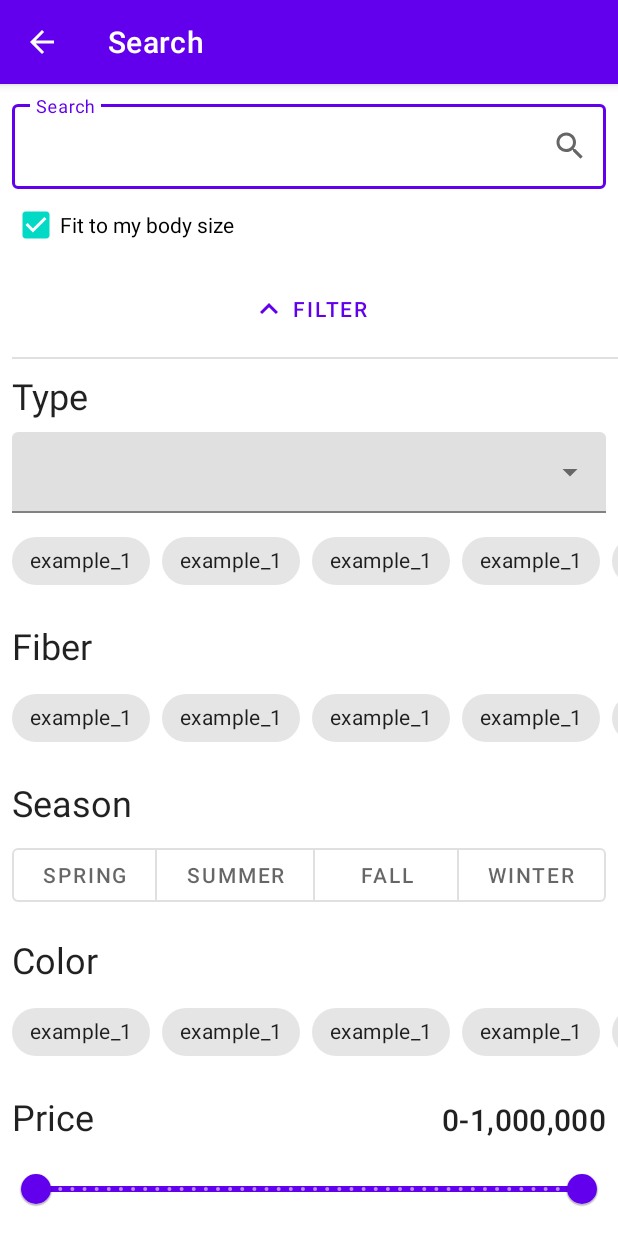
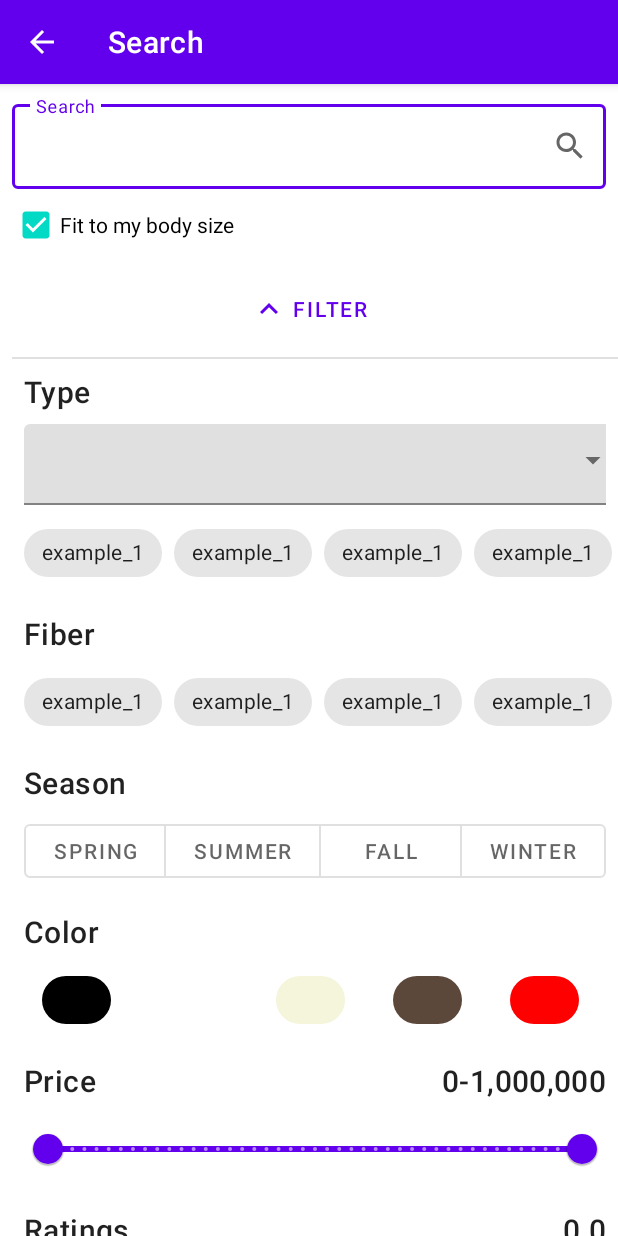
Before and after one commit to LeeSeungYun1020/Gets, an Android app: the FilterFragment screen opened directly, with no data from a screen before it, after a tap on "FILTER", on a phone screen of 412 x 824 dp. Run offline under Robolectric (Android 15) with nearby library versions, the phone set to English and light mode, and no system bars.

Commit message:
Add color chips

```diff
--- /dev/null
+++ b/android/app/src/main/res/layout/chip_group_colors.xml
@@ -0,0 +1,172 @@
+<?xml version="1.0" encoding="utf-8"?>
+<HorizontalScrollView xmlns:android="http://schemas.android.com/apk/res/android"
+    xmlns:app="http://schemas.android.com/apk/res-auto"
+    android:layout_width="match_parent"
+    android:layout_height="wrap_content"
+    android:scrollbars="none">
+
+    <com.google.android.material.chip.ChipGroup
+        android:id="@+id/chipGroup"
+        android:layout_width="wrap_content"
+        android:layout_height="wrap_content"
+        app:singleLine="true">
+
+        <!--            app:chipStrokeColor="#000"-->
+<!--            app:chipStrokeWidth="1dp"/>-->
+
+        <com.google.android.material.chip.Chip
+            android:id="@+id/chip_black"
+            style="@style/Widget.MaterialComponents.Chip.Choice"
+            android:layout_width="70dp"
+            android:layout_height="wrap_content"
+            android:backgroundTint="#000000"
+            android:checkable="true"
+            android:checked="false"
+            app:checkedIcon="@drawable/ic_baseline_check_24"
+            app:checkedIconVisible="true" />
+
+        <com.google.android.material.chip.Chip
+            android:id="@+id/chip_white"
+            style="@style/Widget.MaterialComponents.Chip.Choice"
+            android:layout_width="70dp"
+            android:layout_height="wrap_content"
+            android:backgroundTint="#FFFFFF"
+            android:checkable="true"
+            android:checked="false"
+            app:checkedIcon="@drawable/ic_baseline_check_24"
+            app:checkedIconVisible="true" />
+
+        <com.google.android.material.chip.Chip
+            android:id="@+id/chip_beige"
+            style="@style/Widget.MaterialComponents.Chip.Choice"
+            android:layout_width="70dp"
+            android:layout_height="wrap_content"
+            android:backgroundTint="#F5F5DC"
+            android:checkable="true"
+            android:checked="false"
+            app:checkedIcon="@drawable/ic_baseline_check_24"
+            app:checkedIconVisible="true" />
+
+        <com.google.android.material.chip.Chip
+            android:id="@+id/chip_brown"
+            style="@style/Widget.MaterialComponents.Chip.Choice"
+            android:layout_width="70dp"
+            android:layout_height="wrap_content"
+            android:backgroundTint="#5B483B"
+            android:checkable="true"
+            android:checked="false"
+            app:checkedIcon="@drawable/ic_baseline_check_24"
+            app:checkedIconVisible="true" />
+
+        <com.google.android.material.chip.Chip
+            android:id="@+id/chip_red"
+            style="@style/Widget.MaterialComponents.Chip.Choice"
+            android:layout_width="70dp"
+            android:layout_height="wrap_content"
+            android:backgroundTint="#FF0000"
+            android:checkable="true"
+            android:checked="false"
+            app:checkedIcon="@drawable/ic_baseline_check_24"
+            app:checkedIconVisible="true" />
+
+        <com.google.android.material.chip.Chip
+            android:id="@+id/chip_pink"
+            style="@style/Widget.MaterialComponents.Chip.Choice"
+            android:layout_width="70dp"
+            android:layout_height="wrap_content"
+            android:backgroundTint="#FFC0CB"
+            android:checkable="true"
+            android:checked="false"
+            app:checkedIcon="@drawable/ic_baseline_check_24"
+            app:checkedIconVisible="true" />
+
+        <com.google.android.material.chip.Chip
+            android:id="@+id/chip_orange"
+            style="@style/Widget.MaterialComponents.Chip.Choice"
+            android:layout_width="70dp"
+            android:layout_height="wrap_content"
+            android:backgroundTint="#FFA500"
+            android:checkable="true"
+            android:checked="false"
+            app:checkedIcon="@drawable/ic_baseline_check_24"
+            app:checkedIconVisible="true" />
+
+        <com.google.android.material.chip.Chip
+            android:id="@+id/chip_yellow"
+            style="@style/Widget.MaterialComponents.Chip.Choice"
+            android:layout_width="70dp"
+            android:layout_height="wrap_content"
+            android:backgroundTint="#FFFF00"
+            android:checkable="true"
+            android:checked="false"
+            app:checkedIcon="@drawable/ic_baseline_check_24"
+            app:checkedIconVisible="true" />
+
+        <com.google.android.material.chip.Chip
+            android:id="@+id/chip_mint"
+            style="@style/Widget.MaterialComponents.Chip.Choice"
+            android:layout_width="70dp"
+            android:layout_height="wrap_content"
+            android:backgroundTint="#7FFFD4"
+            android:checkable="true"
+            android:checked="false"
+            app:checkedIcon="@drawable/ic_baseline_check_24"
+            app:checkedIconVisible="true" />
+
+        <com.google.android.material.chip.Chip
+            android:id="@+id/chip_green"
+            style="@style/Widget.MaterialComponents.Chip.Choice"
+            android:layout_width="70dp"
+            android:layout_height="wrap_content"
+            android:backgroundTint="#008000"
+            android:checkable="true"
+            android:checked="false"
+            app:checkedIcon="@drawable/ic_baseline_check_24"
+            app:checkedIconVisible="true" />
+
+        <com.google.android.material.chip.Chip
+            android:id="@+id/chip_blue"
+            style="@style/Widget.MaterialComponents.Chip.Choice"
+            android:layout_width="70dp"
+            android:layout_height="wrap_content"
+            android:backgroundTint="#87CEEB"
+            android:checkable="true"
+            android:checked="false"
+            app:checkedIcon="@drawable/ic_baseline_check_24"
+            app:checkedIconVisible="true" />
+
+        <com.google.android.material.chip.Chip
+            android:id="@+id/chip_navy"
+            style="@style/Widget.MaterialComponents.Chip.Choice"
+            android:layout_width="70dp"
+            android:layout_height="wrap_content"
+            android:backgroundTint="#1a237e"
+            android:checkable="true"
+            android:checked="false"
+            app:checkedIcon="@drawable/ic_baseline_check_24"
+            app:checkedIconVisible="true" />
+
+        <com.google.android.material.chip.Chip
+            android:id="@+id/chip_lavender"
+            style="@style/Widget.MaterialComponents.Chip.Choice"
+            android:layout_width="70dp"
+            android:layout_height="wrap_content"
+            android:backgroundTint="#d1c4e9"
+            android:checkable="true"
+            android:checked="false"
+            app:checkedIcon="@drawable/ic_baseline_check_24"
+            app:checkedIconVisible="true" />
+
+        <com.google.android.material.chip.Chip
+            android:id="@+id/chip_burgundy"
+            style="@style/Widget.MaterialComponents.Chip.Choice"
+            android:layout_width="70dp"
+            android:layout_height="wrap_content"
+            android:backgroundTint="#800020"
+            android:checkable="true"
+            android:checked="false"
+            app:checkedIcon="@drawable/ic_baseline_check_24"
+            app:checkedIconVisible="true" />
+
+    </com.google.android.material.chip.ChipGroup>
+</HorizontalScrollView>
--- a/android/app/src/main/res/layout/search_filter.xml
+++ b/android/app/src/main/res/layout/search_filter.xml
@@ -17,9 +17,10 @@
         android:id="@+id/filter_type_label"
         android:layout_width="wrap_content"
         android:layout_height="wrap_content"
+        android:layout_marginLeft="8dp"
         android:layout_marginTop="8dp"
         android:text="@string/filter_label_type"
-        android:textAppearance="?attr/textAppearanceHeadline5"
+        android:textAppearance="?attr/textAppearanceHeadline6"
         app:layout_constraintStart_toStartOf="parent"
         app:layout_constraintTop_toBottomOf="@id/filter_divider" />
 
@@ -35,8 +36,9 @@
         app:layout_constraintTop_toBottomOf="@id/filter_type_label">
 
         <AutoCompleteTextView
-            android:layout_width="match_parent"
+            android:layout_width="403dp"
             android:layout_height="wrap_content"
+            android:layout_marginLeft="8dp"
             android:inputType="none" />
 
     </com.google.android.material.textfield.TextInputLayout>
@@ -46,6 +48,7 @@
         layout="@layout/chip_group_horizontal"
         android:layout_width="match_parent"
         android:layout_height="wrap_content"
+        android:layout_marginStart="8dp"
         android:layout_marginTop="8dp"
         app:layout_constraintEnd_toEndOf="parent"
         app:layout_constraintStart_toStartOf="parent"
@@ -55,9 +58,10 @@
         android:id="@+id/filter_fiber_label"
         android:layout_width="wrap_content"
         android:layout_height="wrap_content"
+        android:layout_marginLeft="8dp"
         android:layout_marginTop="16dp"
         android:text="@string/filter_label_fiber"
-        android:textAppearance="?attr/textAppearanceHeadline5"
+        android:textAppearance="?attr/textAppearanceHeadline6"
         app:layout_constraintStart_toStartOf="parent"
         app:layout_constraintTop_toBottomOf="@id/filter_type_chip_scroll_view" />
 
@@ -66,6 +70,7 @@
         layout="@layout/chip_group_horizontal"
         android:layout_width="match_parent"
         android:layout_height="wrap_content"
+        android:layout_marginStart="8dp"
         android:layout_marginTop="8dp"
         app:layout_constraintEnd_toEndOf="parent"
         app:layout_constraintStart_toStartOf="parent"
@@ -75,9 +80,10 @@
         android:id="@+id/filter_season_label"
         android:layout_width="wrap_content"
         android:layout_height="wrap_content"
+        android:layout_marginLeft="8dp"
         android:layout_marginTop="16dp"
         android:text="@string/filter_label_season"
-        android:textAppearance="?attr/textAppearanceHeadline5"
+        android:textAppearance="?attr/textAppearanceHeadline6"
         app:layout_constraintStart_toStartOf="parent"
         app:layout_constraintTop_toBottomOf="@id/filter_fiber_chip_scroll_view" />
 
@@ -87,6 +93,7 @@
         android:layout_height="wrap_content"
         android:layout_marginTop="8dp"
         android:layout_marginEnd="8dp"
+        android:layout_marginStart="8dp"
         app:layout_constraintEnd_toEndOf="parent"
         app:layout_constraintStart_toStartOf="parent"
         app:layout_constraintTop_toBottomOf="@id/filter_season_label">
@@ -128,18 +135,20 @@
         android:id="@+id/filter_color_label"
         android:layout_width="wrap_content"
         android:layout_height="wrap_content"
+        android:layout_marginLeft="8dp"
         android:layout_marginTop="16dp"
         android:text="@string/filter_label_color"
-        android:textAppearance="?attr/textAppearanceHeadline5"
+        android:textAppearance="?attr/textAppearanceHeadline6"
         app:layout_constraintStart_toStartOf="parent"
         app:layout_constraintTop_toBottomOf="@id/filter_season_button_group" />
 
     <include
         android:id="@+id/filter_color_chip_scroll_view"
-        layout="@layout/chip_group_horizontal"
+        layout="@layout/chip_group_colors"
         android:layout_width="match_parent"
         android:layout_height="wrap_content"
         android:layout_marginTop="8dp"
+        android:layout_marginStart="8dp"
         app:layout_constraintEnd_toEndOf="parent"
         app:layout_constraintStart_toStartOf="parent"
         app:layout_constraintTop_toBottomOf="@id/filter_color_label" />
@@ -148,9 +157,10 @@
         android:id="@+id/filter_price_label"
         android:layout_width="wrap_content"
         android:layout_height="wrap_content"
+        android:layout_marginLeft="8dp"
         android:layout_marginTop="16dp"
         android:text="@string/filter_label_price"
-        android:textAppearance="?attr/textAppearanceHeadline5"
+        android:textAppearance="?attr/textAppearanceHeadline6"
         app:layout_constraintStart_toStartOf="parent"
         app:layout_constraintTop_toBottomOf="@id/filter_color_chip_scroll_view" />
 
@@ -171,6 +181,7 @@
         android:layout_height="wrap_content"
         android:layout_marginTop="8dp"
         android:layout_marginEnd="8dp"
+        android:layout_marginStart="8dp"
         android:stepSize="1"
         android:valueFrom="0"
         android:valueTo="100"
@@ -183,9 +194,10 @@
         android:id="@+id/filter_ratings_label"
         android:layout_width="wrap_content"
         android:layout_height="wrap_content"
+        android:layout_marginLeft="8dp"
         android:layout_marginTop="16dp"
         android:text="@string/filter_label_ratings"
-        android:textAppearance="?attr/textAppearanceHeadline5"
+        android:textAppearance="?attr/textAppearanceHeadline6"
         app:layout_constraintStart_toStartOf="parent"
         app:layout_constraintTop_toBottomOf="@id/filter_price_slider" />
 
@@ -206,6 +218,7 @@
         android:layout_height="wrap_content"
         android:layout_marginTop="8dp"
         android:layout_marginEnd="8dp"
+        android:layout_marginStart="8dp"
         android:stepSize="0.1"
         android:value="0.0"
         android:valueFrom="0.0"
```
